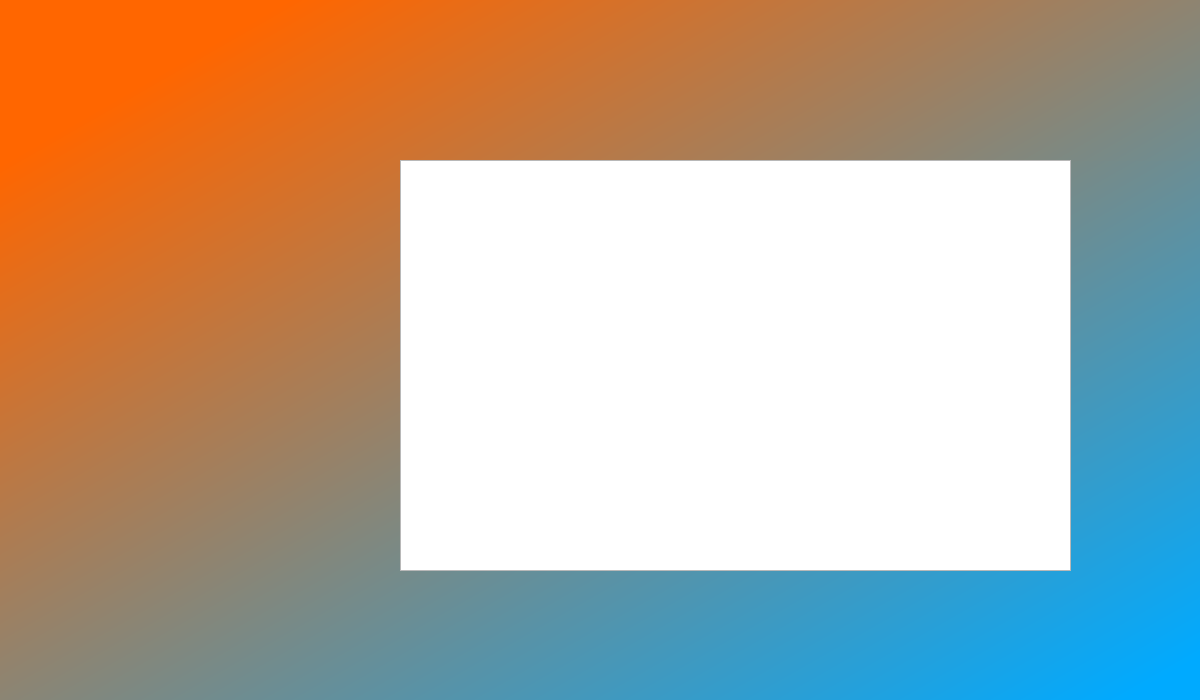
The window that View/mainleihoa.ui (XabiDermit/TFG) describes before a commit, drawn with Qt 5.
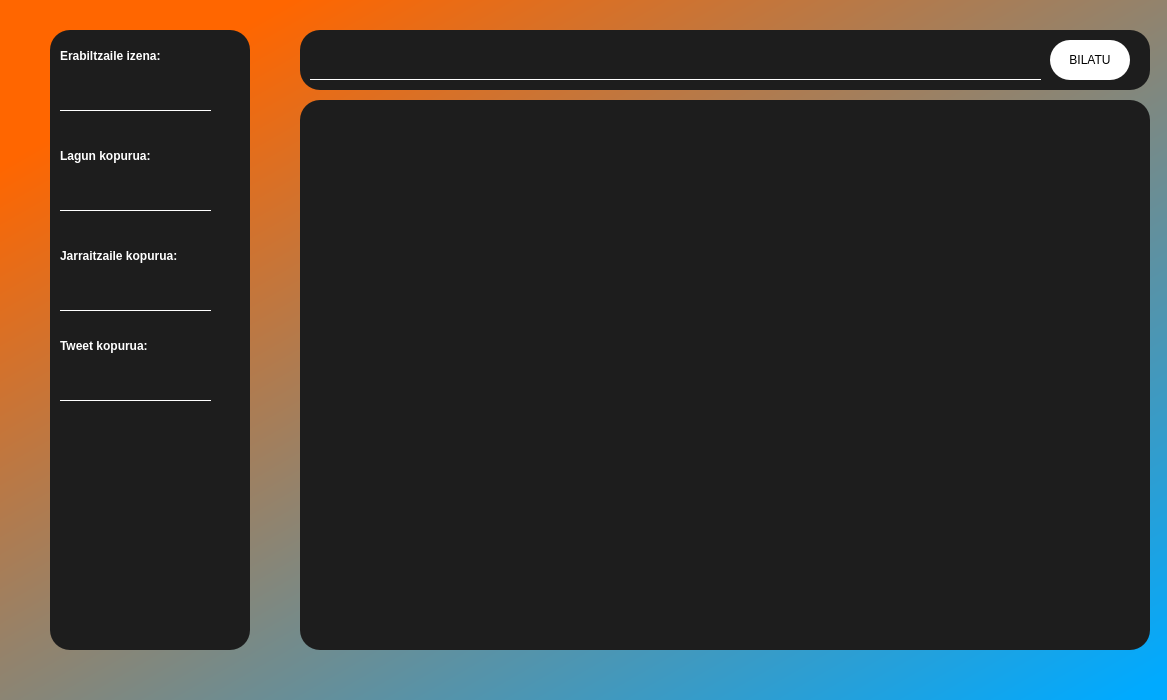
The same window after the commit.

Diff of the .ui file:
```diff
--- a/View/mainleihoa.ui
+++ b/View/mainleihoa.ui
@@ -6,7 +6,7 @@
    <rect>
     <x>0</x>
     <y>0</y>
-    <width>1200</width>
+    <width>1167</width>
     <height>700</height>
    </rect>
   </property>
@@ -30,16 +30,301 @@
    <widget class="QListWidget" name="timeline">
     <property name="geometry">
      <rect>
-      <x>400</x>
-      <y>160</y>
-      <width>671</width>
-      <height>411</height>
+      <x>300</x>
+      <y>100</y>
+      <width>850</width>
+      <height>550</height>
      </rect>
     </property>
     <property name="styleSheet">
-     <string notr="true">font: 14pt &quot;Calibri&quot;;</string>
+     <string notr="true">QListWidget#timeline{
+color:rgb(255, 255, 255);
+font: 16pt &quot;Calibri&quot;;
+background-color:#1d1d1d;
+border-radius:20px
+}</string>
     </property>
    </widget>
+   <widget class="QWidget" name="butonwidget" native="true">
+    <property name="geometry">
+     <rect>
+      <x>50</x>
+      <y>30</y>
+      <width>200</width>
+      <height>620</height>
+     </rect>
+    </property>
+    <property name="styleSheet">
+     <string notr="true">QWidget#butonwidget{
+background-color:#1d1d1d;
+border-radius:20px
+}
+
+QLabel#izenalbl{
+color:rgb(255, 255, 255);
+font: 16pt &quot;Calibri&quot;;
+font-weight:bold;
+}
+QLabel#lagunlbl{
+color:rgb(255, 255, 255);
+font: 16pt &quot;Calibri&quot;;
+font-weight:bold;
+}
+QLabel#jarraitzailelbl{
+color:rgb(255, 255, 255);
+font: 16pt &quot;Calibri&quot;;
+font-weight:bold;
+}
+QLabel#tweetlbl{
+color:rgb(255, 255, 255);
+font: 16pt &quot;Calibri&quot;;
+font-weight:bold;
+}
+
+QLabel#izena2lbl{
+background:transparent;
+border:none;
+border-bottom:1px solid white;
+color:rgb(255, 255, 255);
+font: 14pt &quot;Calibri&quot;;
+font-weight:bold;
+}
+
+QLabel#lagun2lbl{
+background:transparent;
+border:none;
+border-bottom:1px solid white;
+color:rgb(255, 255, 255);
+font: 14pt &quot;Calibri&quot;;
+font-weight:bold;
+}
+
+QLabel#jarraitzaile2lbl{
+background:transparent;
+border:none;
+border-bottom:1px solid white;
+color:rgb(255, 255, 255);
+font: 14pt &quot;Calibri&quot;;
+font-weight:bold;
+}
+
+QLabel#tweet2lbl{
+background:transparent;
+border:none;
+border-bottom:1px solid white;
+color:rgb(255, 255, 255);
+font: 14pt &quot;Calibri&quot;;
+font-weight:bold;
+}
+
+</string>
+    </property>
+    <widget class="QLabel" name="izenalbl">
+     <property name="geometry">
+      <rect>
+       <x>10</x>
+       <y>10</y>
+       <width>151</width>
+       <height>31</height>
+      </rect>
+     </property>
+     <property name="styleSheet">
+      <string notr="true"/>
+     </property>
+     <property name="text">
+      <string>Erabiltzaile izena:</string>
+     </property>
+    </widget>
+    <widget class="QLabel" name="lagunlbl">
+     <property name="geometry">
+      <rect>
+       <x>10</x>
+       <y>110</y>
+       <width>151</width>
+       <height>31</height>
+      </rect>
+     </property>
+     <property name="styleSheet">
+      <string notr="true">QLabel#izenalbl{
+color:rgb(255, 255, 255);
+font: 16pt &quot;Calibri&quot;;
+font-weight:bold;
+}</string>
+     </property>
+     <property name="text">
+      <string>Lagun kopurua:</string>
+     </property>
+    </widget>
+    <widget class="QLabel" name="jarraitzailelbl">
+     <property name="geometry">
+      <rect>
+       <x>10</x>
+       <y>210</y>
+       <width>181</width>
+       <height>31</height>
+      </rect>
+     </property>
+     <property name="styleSheet">
+      <string notr="true">QLabel#izenalbl{
+color:rgb(255, 255, 255);
+font: 16pt &quot;Calibri&quot;;
+font-weight:bold;
+}</string>
+     </property>
+     <property name="text">
+      <string>Jarraitzaile kopurua:</string>
+     </property>
+    </widget>
+    <widget class="QLabel" name="tweetlbl">
+     <property name="geometry">
+      <rect>
+       <x>10</x>
+       <y>300</y>
+       <width>151</width>
+       <height>31</height>
+      </rect>
+     </property>
+     <property name="styleSheet">
+      <string notr="true">QLabel#izenalbl{
+color:rgb(255, 255, 255);
+font: 16pt &quot;Calibri&quot;;
+font-weight:bold;
+}</string>
+     </property>
+     <property name="text">
+      <string>Tweet kopurua:</string>
+     </property>
+    </widget>
+    <widget class="QLabel" name="izena2lbl">
+     <property name="geometry">
+      <rect>
+       <x>10</x>
+       <y>50</y>
+       <width>151</width>
+       <height>31</height>
+      </rect>
+     </property>
+     <property name="styleSheet">
+      <string notr="true"/>
+     </property>
+     <property name="text">
+      <string/>
+     </property>
+    </widget>
+    <widget class="QLabel" name="jarraitzaile2lbl">
+     <property name="geometry">
+      <rect>
+       <x>10</x>
+       <y>250</y>
+       <width>151</width>
+       <height>31</height>
+      </rect>
+     </property>
+     <property name="styleSheet">
+      <string notr="true"/>
+     </property>
+     <property name="text">
+      <string/>
+     </property>
+    </widget>
+    <widget class="QLabel" name="lagun2lbl">
+     <property name="geometry">
+      <rect>
+       <x>10</x>
+       <y>150</y>
+       <width>151</width>
+       <height>31</height>
+      </rect>
+     </property>
+     <property name="styleSheet">
+      <string notr="true"/>
+     </property>
+     <property name="text">
+      <string/>
+     </property>
+    </widget>
+    <widget class="QLabel" name="tweet2lbl">
+     <property name="geometry">
+      <rect>
+       <x>10</x>
+       <y>340</y>
+       <width>151</width>
+       <height>31</height>
+      </rect>
+     </property>
+     <property name="styleSheet">
+      <string notr="true"/>
+     </property>
+     <property name="text">
+      <string/>
+     </property>
+    </widget>
+   </widget>
+   <widget class="QWidget" name="butonwidget_2" native="true">
+    <property name="geometry">
+     <rect>
+      <x>300</x>
+      <y>30</y>
+      <width>850</width>
+      <height>60</height>
+     </rect>
+    </property>
+    <property name="styleSheet">
+     <string notr="true">QWidget#butonwidget_2{
+background-color:#1d1d1d;
+border-radius:20px
+}</string>
+    </property>
+    <widget class="QPushButton" name="bilatubtn">
+     <property name="geometry">
+      <rect>
+       <x>750</x>
+       <y>10</y>
+       <width>80</width>
+       <height>40</height>
+      </rect>
+     </property>
+     <property name="styleSheet">
+      <string notr="true">QPushButton#bilatubtn{
+border-radius:20px;
+background-color:rgb(255, 255, 255);
+font: 14pt &quot;Calibri&quot;;
+}
+
+QPushButton#bilatubtn:hover{
+border-radius:20px;
+background-color:rgb(179, 179, 179);
+font: 14pt &quot;Calibri&quot;;
+font-weight:bold;
+}</string>
+     </property>
+     <property name="text">
+      <string>BILATU</string>
+     </property>
+    </widget>
+    <widget class="QLineEdit" name="bilatutf">
+     <property name="geometry">
+      <rect>
+       <x>10</x>
+       <y>10</y>
+       <width>731</width>
+       <height>40</height>
+      </rect>
+     </property>
+     <property name="styleSheet">
+      <string notr="true">QLineEdit#bilatutf{background:transparent;
+border:none;
+border-bottom:1px solid white;
+color:rgb(255, 255, 255);
+font: 14pt &quot;Calibri&quot;;
+font-weight:bold;
+}</string>
+     </property>
+     <property name="text">
+      <string/>
+     </property>
+    </widget>
+   </widget>
   </widget>
  </widget>
  <resources/>
```
Left out of the diff: 4 changed lines with no effect on the pictures.
